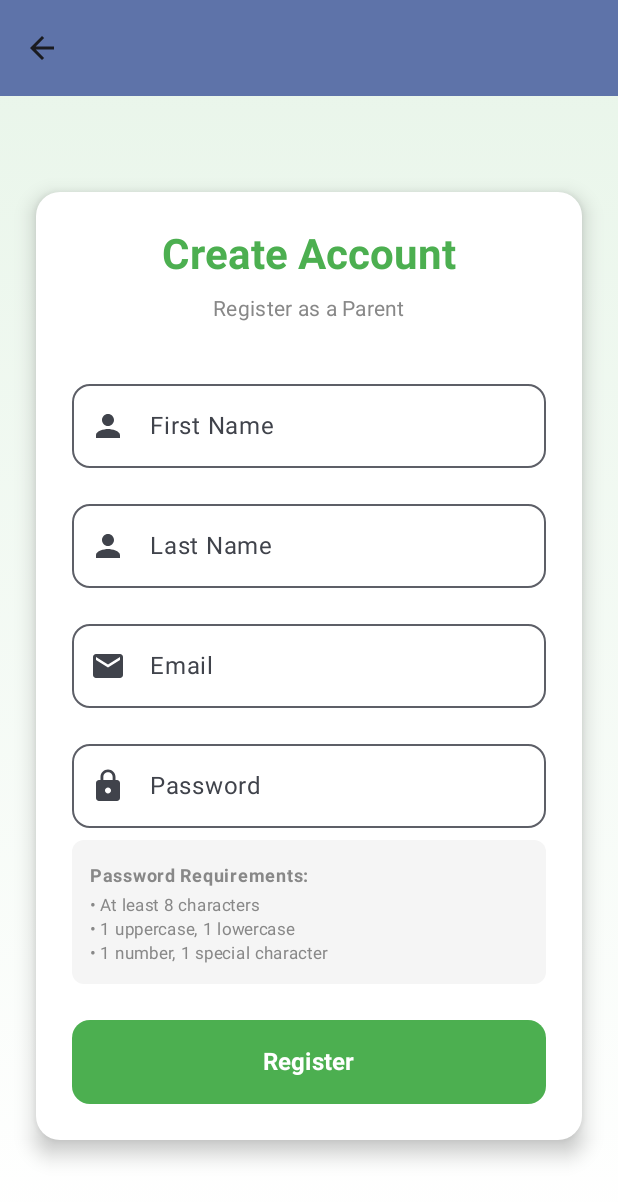
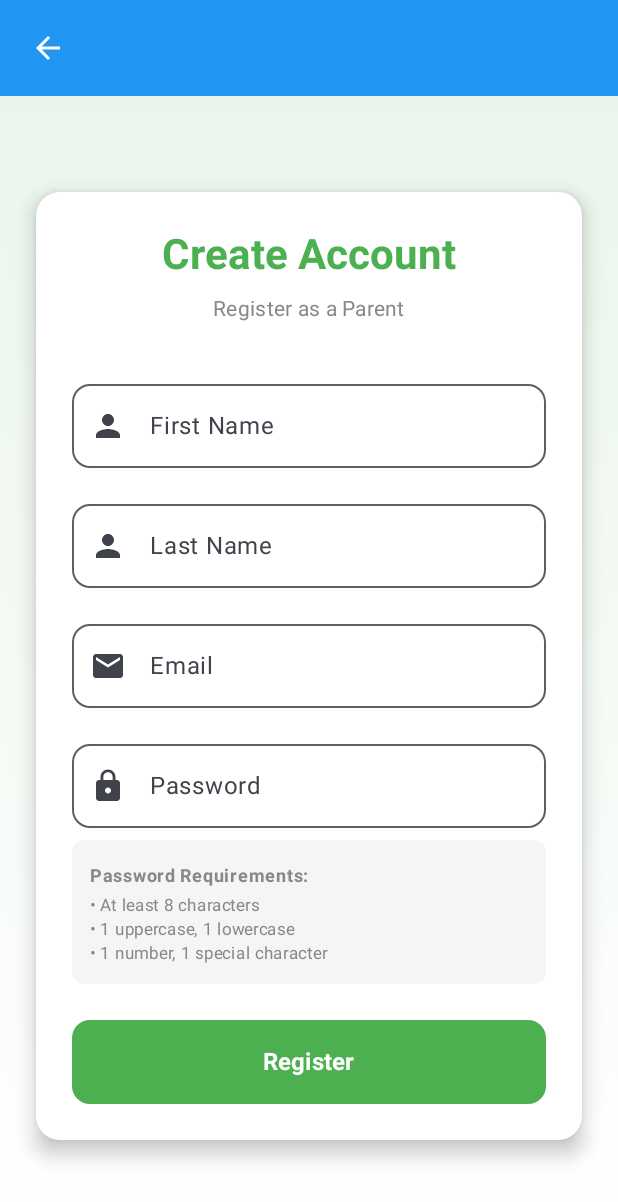
Before and after one commit to emartinez67/Educational-Game, an Android app built with Jetpack Compose: the RegistrationScreen screen opened through its navigation route, on a phone screen of 412 x 824 dp. Shown: the top 1202 px of the screen. Run offline under Robolectric (Android 15) with nearby library versions, the phone set to English and light mode, and no system bars.

Commit message:
Updated top app bar

```diff
--- a/app/src/main/java/com/example/project3/ui/EducationalGameApp.kt
+++ b/app/src/main/java/com/example/project3/ui/EducationalGameApp.kt
@@ -1,5 +1,7 @@
 package com.example.project3.ui
 
+import androidx.compose.foundation.layout.padding
+import androidx.compose.foundation.layout.size
 import androidx.compose.material.icons.Icons
 import androidx.compose.material.icons.automirrored.filled.ArrowBack
 import androidx.compose.material3.ExperimentalMaterial3Api
@@ -11,6 +13,9 @@ import androidx.compose.material3.TopAppBar
 import androidx.compose.material3.TopAppBarDefaults
 import androidx.compose.runtime.Composable
 import androidx.compose.ui.Modifier
+import androidx.compose.ui.graphics.Color
+import androidx.compose.ui.text.font.FontWeight
+import androidx.compose.ui.unit.dp
 import androidx.navigation.compose.NavHost
 import androidx.navigation.compose.composable
 import androidx.navigation.compose.rememberNavController
@@ -143,17 +148,35 @@ fun EducationalGameAppBar(
     modifier: Modifier = Modifier,
     canNavigateBack: Boolean = false,
     onUpClick: () -> Unit = { },
+    title: String = ""
 ) {
     TopAppBar(
-        title = { Text("") },
+        title = {
+            if (title.isNotEmpty()) {
+                Text(
+                    text = title,
+                    fontWeight = FontWeight.Bold,
+                    color = Color.White
+                )
+            }
+        },
         colors = TopAppBarDefaults.topAppBarColors(
-            containerColor = MaterialTheme.colorScheme.primaryContainer
+            containerColor = Color(0xFF2196F3)
         ),
         modifier = modifier,
         navigationIcon = {
             if (canNavigateBack) {
-                IconButton(onClick = onUpClick) {
-                    Icon(Icons.AutoMirrored.Filled.ArrowBack, "Back")
+                IconButton(
+                    onClick = onUpClick,
+                    modifier = Modifier
+                        .padding(8.dp)
+                        .size(40.dp)
+                ) {
+                    Icon(
+                        Icons.AutoMirrored.Filled.ArrowBack,
+                        contentDescription = "Back",
+                        tint = Color.White
+                    )
                 }
             }
         }
```
